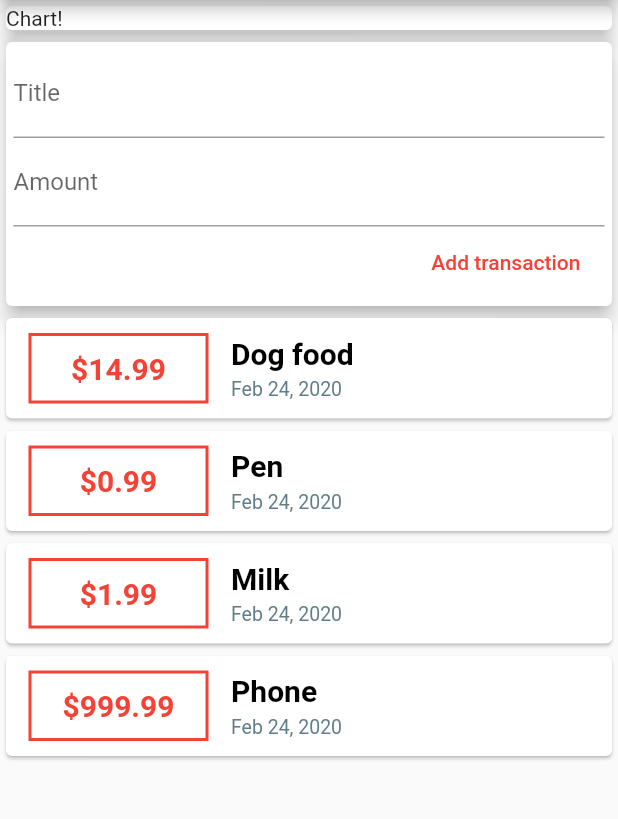
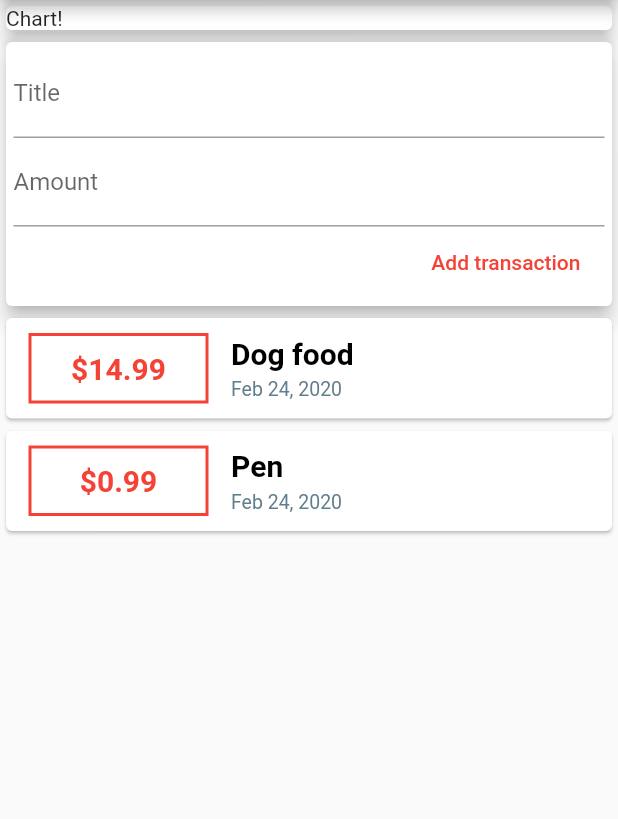
Before and after one commit to recursionDev/expense-app, a Flutter app: the screen it shows after launch, after a tap on "Add transaction", on a phone screen of 412 x 824 dp, the part 84-903 px from its top. Run offline on Flutter 3.47's test engine with Material 2 defaults, Android fonts, the phone set to English and light mode, and no system bars.

Commit message:
refactoring, fetching user input

```diff
--- a/lib/main.dart
+++ b/lib/main.dart
@@ -1,8 +1,18 @@
+import 'dart:io';
+
+import 'package:flutter/foundation.dart';
 import 'package:flutter/material.dart';
-import 'package:intl/intl.dart';
-import './models/transaction.dart';
+import './widgets/user_transactions.dart';
 
-void main() => runApp(MyApp());
+void main() {
+  FlutterError.onError = (FlutterErrorDetails details) {
+    FlutterError.dumpErrorToConsole(details);
+    if (kReleaseMode)
+      exit(1);
+  };
+  runApp(MyApp());
+}
+// void main() => runApp(MyApp());
 
 class MyApp extends StatelessWidget {
   @override
@@ -15,18 +25,6 @@ class MyApp extends StatelessWidget {
 }
 
 class MyHomePage extends StatelessWidget {
-  final List<Transaction> transactions = [
-    Transaction(
-        id: 't1', title: 'Dog food', amount: 14.99, date: DateTime.now()),
-    Transaction(id: 't2', title: 'Pen', amount: 0.99, date: DateTime.now()),
-    Transaction(id: 't3', title: 'Milk', amount: 1.99, date: DateTime.now()),
-    Transaction(id: 't4', title: 'Phone', amount: 999.99, date: DateTime.now())
-  ];
-  // String inputTitle;
-  // String inputAmount;
-
-  final titleController = TextEditingController();
-  final amountController = TextEditingController();
 
   @override
   Widget build(BuildContext context) {
@@ -35,7 +33,6 @@ class MyHomePage extends StatelessWidget {
         title: Text('Expense app'),
       ),
       body: Column(
-        // mainAxisAlignment: MainAxisAlignment.spaceEvenly,
         crossAxisAlignment: CrossAxisAlignment.center,
         children: <Widget>[
           Container(
@@ -45,86 +42,11 @@ class MyHomePage extends StatelessWidget {
               elevation: 5,
             ),
           ),
-          Card(
-              elevation: 5,
-              child: Container(
-                padding: EdgeInsets.all(5),
-                child: Column(
-                  crossAxisAlignment: CrossAxisAlignment.end,
-                  children: <Widget>[
-                    TextField(
-                      decoration: InputDecoration(labelText: 'Title'),
-                      controller: titleController,
-                      // onChanged: (value) {
-                      //   inputTitle = value;
-                      // },
-                    ),
-                    TextField(
-                      decoration: InputDecoration(labelText: 'Amount'),
-                      controller: amountController,
-                      // onChanged: (value) {
-                      //   inputAmount = value;
-                      // }
-                    ),
-                    FlatButton(
-                      child: Text('Add transaction'),
-                      textColor: Colors.red,
-                      onPressed: () {},
-                    ),
-                  ],
-                ),
-              )),
-          Column(
-            children: transactions.map((transaction) {
-              return Card(
-                  child: Row(
-                children: <Widget>[
-                  Container(
-                    width: 120,
-                    alignment: Alignment.center,
-                    margin: EdgeInsets.symmetric(vertical: 10, horizontal: 15),
-                    decoration: BoxDecoration(
-                        border: Border.all(color: Colors.red, width: 2)),
-                    padding: EdgeInsets.all(10),
-                    child: Text(
-                      '\$${transaction.amount}',
-                      style: TextStyle(
-                          color: Colors.red,
-                          fontWeight: FontWeight.bold,
-                          fontSize: 20),
-                    ),
-                  ),
-                  Column(
-                    crossAxisAlignment: CrossAxisAlignment.start,
-                    children: <Widget>[
-                      Container(
-                        padding: EdgeInsets.only(bottom: 5),
-                        child: Text(
-                          transaction.title,
-                          style: TextStyle(
-                              color: Colors.black,
-                              fontWeight: FontWeight.bold,
-                              fontSize: 20),
-                        ),
-                      ),
-                      Container(
-                        alignment: Alignment.centerLeft,
-                        child: Text(
-                          DateFormat.yMMMd().format(transaction.date),
-                          style: TextStyle(
-                            color: Colors.blueGrey,
-                            fontSize: 13,
-                          ),
-                        ),
-                      ),
-                    ],
-                  )
-                ],
-              ));
-            }).toList(),
-          ),
+        UserTransactions(),
         ],
       ),
     );
   }
 }
+
+//23 making the list scrollable
--- /dev/null
+++ b/lib/widgets/new_transaction.dart
@@ -0,0 +1,47 @@
+import 'package:flutter/material.dart';
+
+class NewTransaction extends StatelessWidget {
+  final titleController = TextEditingController();
+  final amountController = TextEditingController();
+  final Function addTransaction;
+
+  NewTransaction(this.addTransaction);
+  @override
+  Widget build(BuildContext context) {
+    return Card(
+      elevation: 5,
+      child: Container(
+        padding: EdgeInsets.all(5),
+        child: Column(
+          crossAxisAlignment: CrossAxisAlignment.end,
+          children: <Widget>[
+            TextField(
+              decoration: InputDecoration(labelText: 'Title'),
+              controller: titleController,
+              // onChanged: (value) {
+              //   inputTitle = value;
+              // },
+            ),
+            TextField(
+              decoration: InputDecoration(labelText: 'Amount'),
+              controller: amountController,
+              // onChanged: (value) {
+              //   inputAmount = value;
+              // }
+            ),
+            FlatButton(
+              child: Text('Add transaction'),
+              textColor: Colors.red,
+              onPressed: () {
+                addTransaction(
+                  titleController.text,
+                  double.parse(amountController.text),
+                );
+              },
+            ),
+          ],
+        ),
+      ),
+    );
+  }
+}
--- a/lib/widgets/transaction_list.dart
+++ b/lib/widgets/transaction_list.dart
@@ -0,0 +1,63 @@
+import 'package:flutter/material.dart';
+import 'package:intl/intl.dart';
+import '../models/transaction.dart';
+
+class TransactionList extends StatelessWidget {
+
+  final List<Transaction> transactions;
+
+  TransactionList(this.transactions);
+
+  @override
+  Widget build(BuildContext context) {
+    return Column(
+      children: transactions.map((transaction) {
+        return Card(
+            child: Row(
+          children: <Widget>[
+            Container(
+              width: 120,
+              alignment: Alignment.center,
+              margin: EdgeInsets.symmetric(vertical: 10, horizontal: 15),
+              decoration: BoxDecoration(
+                  border: Border.all(color: Colors.red, width: 2)),
+              padding: EdgeInsets.all(10),
+              child: Text(
+                '\$${transaction.amount}',
+                style: TextStyle(
+                    color: Colors.red,
+                    fontWeight: FontWeight.bold,
+                    fontSize: 20),
+              ),
+            ),
+            Column(
+              crossAxisAlignment: CrossAxisAlignment.start,
+              children: <Widget>[
+                Container(
+                  padding: EdgeInsets.only(bottom: 5),
+                  child: Text(
+                    transaction.title,
+                    style: TextStyle(
+                        color: Colors.black,
+                        fontWeight: FontWeight.bold,
+                        fontSize: 20),
+                  ),
+                ),
+                Container(
+                  alignment: Alignment.centerLeft,
+                  child: Text(
+                    DateFormat.yMMMd().format(transaction.date),
+                    style: TextStyle(
+                      color: Colors.blueGrey,
+                      fontSize: 13,
+                    ),
+                  ),
+                ),
+              ],
+            )
+          ],
+        ));
+      }).toList(),
+    );
+  }
+}
--- /dev/null
+++ b/lib/widgets/user_transactions.dart
@@ -0,0 +1,36 @@
+import 'package:flutter/material.dart';
+import './transaction_list.dart';
+import './new_transaction.dart';
+import '../models/transaction.dart';
+
+class UserTransactions extends StatefulWidget {
+  @override
+  _UserTransactionsState createState() => _UserTransactionsState();
+}
+
+class _UserTransactionsState extends State<UserTransactions> {
+  final List<Transaction> _transactions = [
+    Transaction(id: 't1', title: 'Dog food', amount: 14.99, date: DateTime.now()),
+    Transaction(id: 't2', title: 'Pen', amount: 0.99, date: DateTime.now()),
+    // Transaction(id: 't3', title: 'Milk', amount: 1.99, date: DateTime.now()),
+    // Transaction(id: 't4', title: 'Phone', amount: 999.99, date: DateTime.now())
+  ];
+
+  void _addNewTransactions(String title, double amount)
+  {
+    final newTransaction = Transaction(title: title, amount: amount, date: DateTime.now(), id: DateTime.now().toString());
+    setState(() {
+      _transactions.add(newTransaction);
+    });
+  }
+
+  @override
+  Widget build(BuildContext context) {
+    return Column(
+      children: <Widget>[
+        NewTransaction(_addNewTransactions),
+        TransactionList(_transactions),
+      ],
+    );
+  }
+}
```
